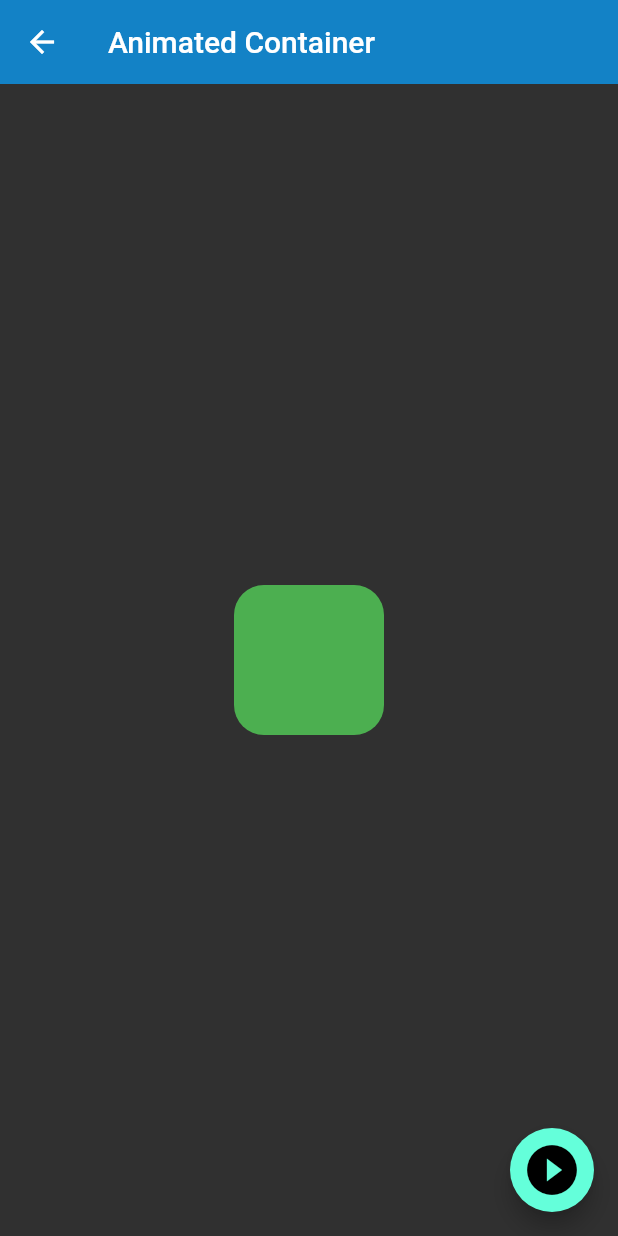
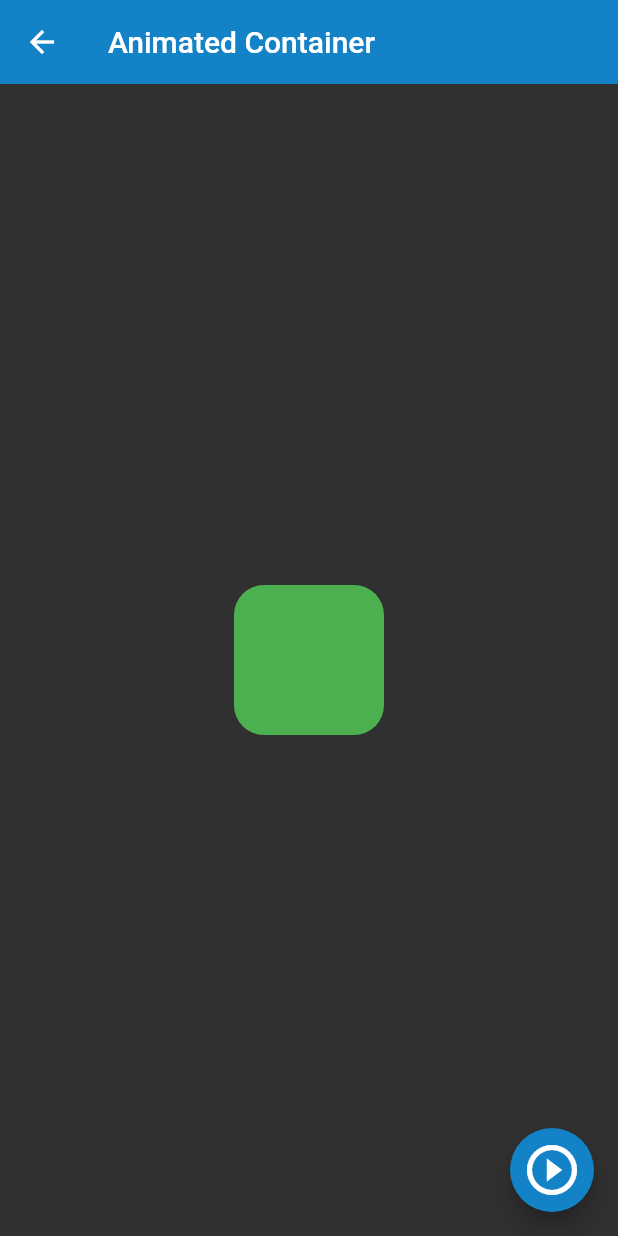
Before and after one commit to gabriel12QK/primer_app_flutter, a Flutter app: the AnimatedScreen screen opened by its route, on a phone screen of 412 x 824 dp. Run offline on Flutter 3.47's test engine with Material 2 defaults, Android fonts, the phone set to English and light mode, and no system bars.

```diff
--- a/lib/screens/animated_screen.dart
+++ b/lib/screens/animated_screen.dart
@@ -42,7 +42,11 @@ class _AnimatedScreenState extends State<AnimatedScreen> {
       )),
       floatingActionButton: FloatingActionButton(
         onPressed: () => ChangeShape(),
-        child: const Icon(Icons.play_circle_fill_outlined, size: 40),
+        child: const Icon(
+          Icons.play_circle_outline_outlined,
+          size: 40,
+          color: Colors.white,
+        ),
       ),
     );
   }
--- a/lib/themes/theme.dart
+++ b/lib/themes/theme.dart
@@ -43,13 +43,14 @@ class AppTheme with ChangeNotifier {
       ),
       dialogTheme: DialogTheme(
         shape: RoundedRectangleBorder(borderRadius: BorderRadius.circular(20)),
-      ));
+      ),
+      floatingActionButtonTheme:
+          FloatingActionButtonThemeData(backgroundColor: primary));
 
   static final ThemeData theme_dark = ThemeData.dark().copyWith(
       appBarTheme: const AppBarTheme(
         color: secondary,
         elevation: 0,
-
       ),
       listTileTheme: const ListTileThemeData(
         textColor: secondary,
@@ -75,5 +76,6 @@ class AppTheme with ChangeNotifier {
       dialogTheme: DialogTheme(
         shape: RoundedRectangleBorder(borderRadius: BorderRadius.circular(20)),
       ),
-      );
+      floatingActionButtonTheme:
+          FloatingActionButtonThemeData(backgroundColor: secondary),);
 }
```
